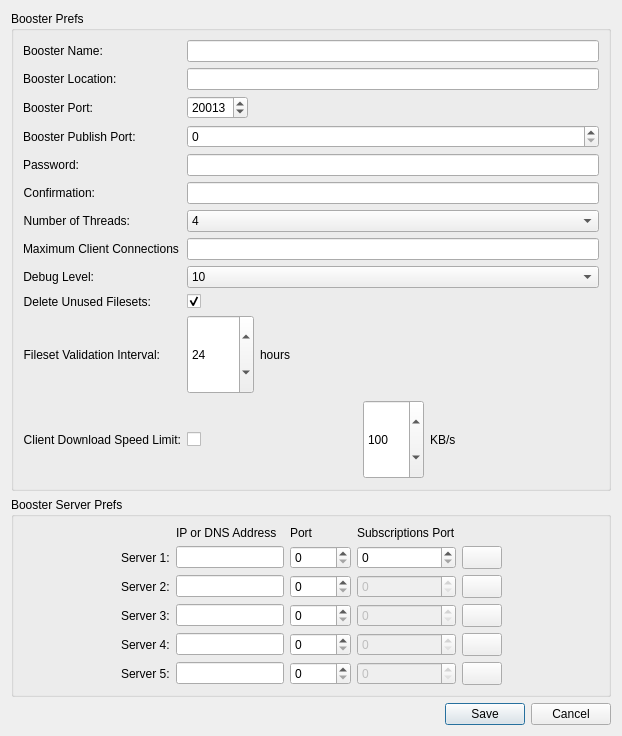
First picture: the form in FileWaveGuiLib/BoosterMonitor/boosterpreferencesdlg.ui, repository fw-dev/translations, before the edit.
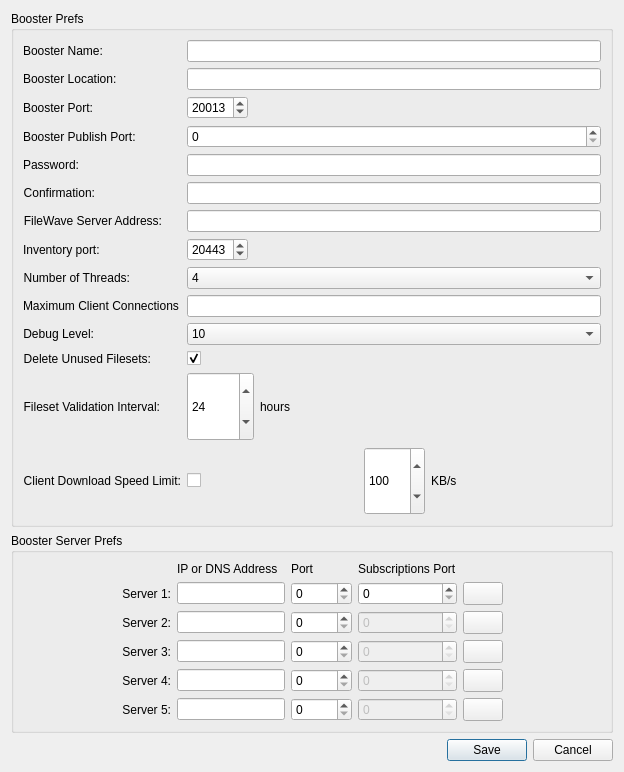
Second picture: the form after the edit. Custom widgets are drawn as their Qt base class.

What changed in the file:
```diff
--- a/FileWaveGuiLib/BoosterMonitor/boosterpreferencesdlg.ui
+++ b/FileWaveGuiLib/BoosterMonitor/boosterpreferencesdlg.ui
@@ -6,8 +6,8 @@
    <rect>
     <x>0</x>
     <y>0</y>
-    <width>622</width>
-    <height>736</height>
+    <width>624</width>
+    <height>772</height>
    </rect>
   </property>
   <property name="windowTitle">
@@ -136,6 +136,53 @@
        </widget>
       </item>
       <item row="6" column="0">
+       <widget class="QLabel" name="label_16">
+        <property name="text">
+         <string>FileWave Server Address:</string>
+        </property>
+        <property name="alignment">
+         <set>Qt::AlignRight|Qt::AlignTrailing|Qt::AlignVCenter</set>
+        </property>
+       </widget>
+      </item>
+      <item row="6" column="1">
+       <widget class="QLineEdit" name="lineEditServer"/>
+      </item>
+      <item row="7" column="0">
+       <widget class="QLabel" name="label_22">
+        <property name="text">
+         <string>Inventory port:</string>
+        </property>
+       </widget>
+      </item>
+      <item row="7" column="1">
+       <layout class="QHBoxLayout" name="horizontalLayout_4">
+        <item>
+         <widget class="QSpinBox" name="spinBoxPortServer">
+          <property name="maximum">
+           <number>65535</number>
+          </property>
+          <property name="value">
+           <number>20443</number>
+          </property>
+         </widget>
+        </item>
+        <item>
+         <spacer name="horizontalSpacer_3">
+          <property name="orientation">
+           <enum>Qt::Horizontal</enum>
+          </property>
+          <property name="sizeHint" stdset="0">
+           <size>
+            <width>40</width>
+            <height>20</height>
+           </size>
+          </property>
+         </spacer>
+        </item>
+       </layout>
+      </item>
+      <item row="8" column="0">
        <widget class="QLabel" name="label_4">
         <property name="sizePolicy">
          <sizepolicy hsizetype="Preferred" vsizetype="MinimumExpanding">
@@ -151,7 +198,7 @@
         </property>
        </widget>
       </item>
-      <item row="6" column="1">
+      <item row="8" column="1">
        <widget class="QComboBox" name="comboBoxThreads">
         <item>
          <property name="text">
@@ -190,17 +237,17 @@
         </item>
        </widget>
       </item>
-      <item row="7" column="0">
+      <item row="9" column="0">
        <widget class="QLabel" name="label_20">
         <property name="text">
          <string>Maximum Client Connections</string>
         </property>
        </widget>
       </item>
-      <item row="7" column="1">
+      <item row="9" column="1">
        <widget class="QLineEdit" name="maxClientConnections"/>
       </item>
-      <item row="8" column="0">
+      <item row="10" column="0">
        <widget class="QLabel" name="label_7">
         <property name="sizePolicy">
          <sizepolicy hsizetype="Preferred" vsizetype="MinimumExpanding">
@@ -216,7 +263,7 @@
         </property>
        </widget>
       </item>
-      <item row="8" column="1">
+      <item row="10" column="1">
        <widget class="QComboBox" name="comboBoxDebugLevel">
         <item>
          <property name="text">
@@ -235,7 +282,7 @@
         </item>
        </widget>
       </item>
-      <item row="9" column="0">
+      <item row="11" column="0">
        <widget class="QLabel" name="label_8">
         <property name="sizePolicy">
          <sizepolicy hsizetype="Preferred" vsizetype="MinimumExpanding">
@@ -251,7 +298,7 @@
         </property>
        </widget>
       </item>
-      <item row="9" column="1">
+      <item row="11" column="1">
        <widget class="QCheckBox" name="checkBoxDeleteUnusedFilesets">
         <property name="text">
          <string/>
@@ -261,7 +308,7 @@
         </property>
        </widget>
       </item>
-      <item row="10" column="0">
+      <item row="12" column="0">
        <widget class="QLabel" name="label_14">
         <property name="sizePolicy">
          <sizepolicy hsizetype="Preferred" vsizetype="MinimumExpanding">
@@ -277,7 +324,7 @@
         </property>
        </widget>
       </item>
-      <item row="10" column="1">
+      <item row="12" column="1">
        <layout class="QHBoxLayout" name="horizontalLayout_3">
         <item>
          <widget class="QSpinBox" name="spinBoxFilesetValidationInterval">
@@ -310,7 +357,7 @@
         </item>
        </layout>
       </item>
-      <item row="11" column="0">
+      <item row="13" column="0">
        <widget class="QLabel" name="label_19">
         <property name="sizePolicy">
          <sizepolicy hsizetype="Preferred" vsizetype="MinimumExpanding">
@@ -326,7 +373,7 @@
         </property>
        </widget>
       </item>
-      <item row="11" column="1">
+      <item row="13" column="1">
        <layout class="QHBoxLayout" name="horizontalLayout_2">
         <item>
          <widget class="QCheckBox" name="bandwidthCheckbox">
@@ -386,22 +433,28 @@
      <property name="title">
       <string>Booster Server Prefs</string>
      </property>
-     <layout class="QGridLayout" name="gridLayout" rowstretch="0,0,0,0,0,0" columnstretch="0,0,0,0,0,0,0">
-      <item row="4" column="2">
+     <layout class="QGridLayout" name="gridLayout" rowstretch="0,0,0,0,0,0,0" columnstretch="0,0,0,0,0,0,0">
+      <item row="6" column="3">
+       <widget class="QSpinBox" name="spinBoxPort5">
+        <property name="maximum">
+         <number>65535</number>
+        </property>
+       </widget>
+      </item>
+      <item row="5" column="2">
        <widget class="QLineEdit" name="lineEditServer4"/>
       </item>
-      <item row="2" column="3">
-       <widget class="QSpinBox" name="spinBoxPort2">
-        <property name="maximum">
-         <number>65535</number>
-        </property>
-       </widget>
+      <item row="3" column="2">
+       <widget class="QLineEdit" name="lineEditServer2"/>
       </item>
-      <item row="2" column="0">
+      <item row="3" column="0">
        <spacer name="horizontalSpacer">
         <property name="orientation">
          <enum>Qt::Horizontal</enum>
         </property>
+        <property name="sizeType">
+         <enum>QSizePolicy::Expanding</enum>
+        </property>
         <property name="sizeHint" stdset="0">
          <size>
           <width>40</width>
@@ -410,18 +463,47 @@
         </property>
        </spacer>
       </item>
-      <item row="4" column="1">
-       <widget class="QLabel" name="label_12">
-        <property name="text">
-         <string>Server 4:</string>
+      <item row="4" column="3">
+       <widget class="QSpinBox" name="spinBoxPort3">
+        <property name="maximum">
+         <number>65535</number>
         </property>
        </widget>
       </item>
-      <item row="5" column="1">
+      <item row="4" column="6">
+       <spacer name="horizontalSpacer_2">
+        <property name="orientation">
+         <enum>Qt::Horizontal</enum>
+        </property>
+        <property name="sizeHint" stdset="0">
+         <size>
+          <width>40</width>
+          <height>20</height>
+         </size>
+        </property>
+       </spacer>
+      </item>
+      <item row="4" column="2">
+       <widget class="QLineEdit" name="lineEditServer3"/>
+      </item>
+      <item row="6" column="1">
        <widget class="QLabel" name="label_13">
         <property name="text">
          <string>Server 5:</string>
         </property>
+        <property name="alignment">
+         <set>Qt::AlignRight|Qt::AlignTrailing|Qt::AlignVCenter</set>
+        </property>
+       </widget>
+      </item>
+      <item row="3" column="1">
+       <widget class="QLabel" name="label_10">
+        <property name="text">
+         <string>Server 2:</string>
+        </property>
+        <property name="alignment">
+         <set>Qt::AlignRight|Qt::AlignTrailing|Qt::AlignVCenter</set>
+        </property>
        </widget>
       </item>
       <item row="0" column="2">
@@ -434,29 +516,19 @@
         </property>
        </widget>
       </item>
-      <item row="3" column="6">
-       <spacer name="horizontalSpacer_2">
-        <property name="orientation">
-         <enum>Qt::Horizontal</enum>
+      <item row="5" column="1">
+       <widget class="QLabel" name="label_12">
+        <property name="text">
+         <string>Server 4:</string>
         </property>
-        <property name="sizeHint" stdset="0">
-         <size>
-          <width>40</width>
-          <height>20</height>
-         </size>
+        <property name="alignment">
+         <set>Qt::AlignRight|Qt::AlignTrailing|Qt::AlignVCenter</set>
         </property>
-       </spacer>
+       </widget>
       </item>
-      <item row="5" column="2">
+      <item row="6" column="2">
        <widget class="QLineEdit" name="lineEditServer5"/>
       </item>
-      <item row="4" column="3">
-       <widget class="QSpinBox" name="spinBoxPort4">
-        <property name="maximum">
-         <number>65535</number>
-        </property>
-       </widget>
-      </item>
       <item row="0" column="3">
        <widget class="QLabel" name="label_3">
         <property name="text">
@@ -467,88 +539,41 @@
         </property>
        </widget>
       </item>
-      <item row="3" column="3">
-       <widget class="QSpinBox" name="spinBoxPort3">
+      <item row="5" column="3">
+       <widget class="QSpinBox" name="spinBoxPort4">
         <property name="maximum">
          <number>65535</number>
         </property>
        </widget>
       </item>
-      <item row="3" column="2">
-       <widget class="QLineEdit" name="lineEditServer3"/>
-      </item>
-      <item row="2" column="1">
-       <widget class="QLabel" name="label_10">
-        <property name="text">
-         <string>Server 2:</string>
-        </property>
-       </widget>
-      </item>
-      <item row="3" column="1">
+      <item row="4" column="1">
        <widget class="QLabel" name="label_11">
         <property name="text">
          <string>Server 3:</string>
         </property>
+        <property name="alignment">
+         <set>Qt::AlignRight|Qt::AlignTrailing|Qt::AlignVCenter</set>
+        </property>
        </widget>
       </item>
-      <item row="5" column="3">
-       <widget class="QSpinBox" name="spinBoxPort5">
+      <item row="3" column="3">
+       <widget class="QSpinBox" name="spinBoxPort2">
         <property name="maximum">
          <number>65535</number>
         </property>
        </widget>
       </item>
-      <item row="2" column="2">
-       <widget class="QLineEdit" name="lineEditServer2"/>
-      </item>
-      <item row="1" column="1">
-       <widget class="QLabel" name="label_9">
-        <property name="text">
-         <string>Server 1:</string>
+      <item row="3" column="4">
+       <widget class="QSpinBox" name="spinBoxSubsPort2">
+        <property name="enabled">
+         <bool>false</bool>
         </property>
-       </widget>
-      </item>
-      <item row="1" column="2">
-       <widget class="QLineEdit" name="lineEditServer1"/>
-      </item>
-      <item row="1" column="3">
-       <widget class="QSpinBox" name="spinBoxPort1">
         <property name="maximum">
          <number>65535</number>
         </property>
        </widget>
       </item>
       <item row="5" column="5">
-       <widget class="BonjourServiceView" name="bonjourView5">
-        <property name="sizePolicy">
-         <sizepolicy hsizetype="Minimum" vsizetype="Preferred">
-          <horstretch>0</horstretch>
-          <verstretch>0</verstretch>
-         </sizepolicy>
-        </property>
-       </widget>
-      </item>
-      <item row="3" column="5">
-       <widget class="BonjourServiceView" name="bonjourView3">
-        <property name="sizePolicy">
-         <sizepolicy hsizetype="Minimum" vsizetype="Preferred">
-          <horstretch>0</horstretch>
-          <verstretch>0</verstretch>
-         </sizepolicy>
-        </property>
-       </widget>
-      </item>
-      <item row="1" column="5">
-       <widget class="BonjourServiceView" name="bonjourView1">
-        <property name="sizePolicy">
-         <sizepolicy hsizetype="Minimum" vsizetype="Preferred">
-          <horstretch>0</horstretch>
-          <verstretch>0</verstretch>
-         </sizepolicy>
-        </property>
-       </widget>
-      </item>
-      <item row="4" column="5">
        <widget class="BonjourServiceView" name="bonjourView4">
         <property name="sizePolicy">
          <sizepolicy hsizetype="Minimum" vsizetype="Preferred">
@@ -558,7 +583,24 @@
         </property>
        </widget>
       </item>
-      <item row="2" column="5">
+      <item row="2" column="3">
+       <widget class="QSpinBox" name="spinBoxPort1">
+        <property name="maximum">
+         <number>65535</number>
+        </property>
+       </widget>
+      </item>
+      <item row="4" column="4">
+       <widget class="QSpinBox" name="spinBoxSubsPort3">
+        <property name="enabled">
+         <bool>false</bool>
+        </property>
+        <property name="maximum">
+         <number>65535</number>
+        </property>
+       </widget>
+      </item>
+      <item row="3" column="5">
        <widget class="BonjourServiceView" name="bonjourView2">
         <property name="sizePolicy">
          <sizepolicy hsizetype="Minimum" vsizetype="Preferred">
@@ -568,13 +610,6 @@
         </property>
        </widget>
       </item>
-      <item row="1" column="4">
-       <widget class="QSpinBox" name="spinBoxSubsPort1">
-        <property name="maximum">
-         <number>65535</number>
-        </property>
-       </widget>
-      </item>
       <item row="0" column="4">
        <widget class="QLabel" name="label_17">
         <property name="text">
@@ -582,37 +617,60 @@
         </property>
        </widget>
       </item>
+      <item row="2" column="5">
+       <widget class="BonjourServiceView" name="bonjourView1">
+        <property name="sizePolicy">
+         <sizepolicy hsizetype="Minimum" vsizetype="Preferred">
+          <horstretch>0</horstretch>
+          <verstretch>0</verstretch>
+         </sizepolicy>
+        </property>
+       </widget>
+      </item>
       <item row="2" column="4">
-       <widget class="QSpinBox" name="spinBoxSubsPort2">
+       <widget class="QSpinBox" name="spinBoxSubsPort1">
         <property name="enabled">
-         <bool>false</bool>
+         <bool>true</bool>
         </property>
         <property name="maximum">
          <number>65535</number>
         </property>
        </widget>
       </item>
-      <item row="3" column="4">
-       <widget class="QSpinBox" name="spinBoxSubsPort3">
-        <property name="enabled">
-         <bool>false</bool>
+      <item row="4" column="5">
+       <widget class="BonjourServiceView" name="bonjourView3">
+        <property name="sizePolicy">
+         <sizepolicy hsizetype="Minimum" vsizetype="Preferred">
+          <horstretch>0</horstretch>
+          <verstretch>0</verstretch>
+         </sizepolicy>
         </property>
-        <property name="maximum">
-         <number>65535</number>
-        </property>
        </widget>
       </item>
-      <item row="4" column="4">
-       <widget class="QSpinBox" name="spinBoxSubsPort4">
-        <property name="enabled">
-         <bool>false</bool>
+      <item row="2" column="1">
+       <widget class="QLabel" name="label_9">
+        <property name="text">
+         <string>Server 1:</string>
         </property>
-        <property name="maximum">
-         <number>65535</number>
+        <property name="alignment">
+         <set>Qt::AlignRight|Qt::AlignTrailing|Qt::AlignVCenter</set>
         </property>
        </widget>
       </item>
+      <item row="2" column="2">
+       <widget class="QLineEdit" name="lineEditServer1"/>
+      </item>
       <item row="5" column="4">
+       <widget class="QSpinBox" name="spinBoxSubsPort4">
+        <property name="enabled">
+         <bool>false</bool>
+        </property>
+        <property name="maximum">
+         <number>65535</number>
+        </property>
+       </widget>
+      </item>
+      <item row="6" column="4">
        <widget class="QSpinBox" name="spinBoxSubsPort5">
         <property name="enabled">
          <bool>false</bool>
@@ -622,6 +680,16 @@
         </property>
        </widget>
       </item>
+      <item row="6" column="5">
+       <widget class="BonjourServiceView" name="bonjourView5">
+        <property name="sizePolicy">
+         <sizepolicy hsizetype="Minimum" vsizetype="Preferred">
+          <horstretch>0</horstretch>
+          <verstretch>0</verstretch>
+         </sizepolicy>
+        </property>
+       </widget>
+      </item>
      </layout>
     </widget>
    </item>
```
Left out of the diff: 2 changed lines with no effect on the pictures.
